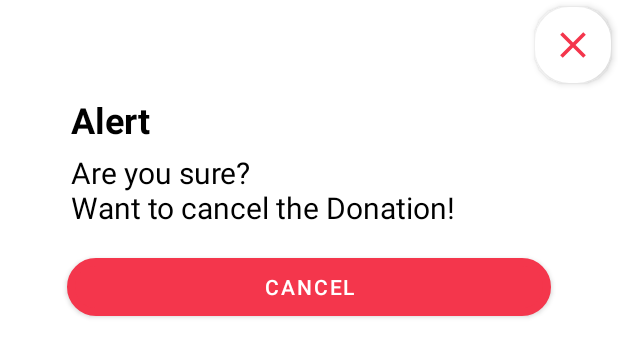
After one commit to kiranajik/drops, an Android app: the layout cancel_dlg.xml on its own in the app's theme, with its tools: preview values and no code run, on a phone screen of 412 x 824 dp. The commit adds this screen. Shown: the top 357 px of the screen. Run offline under Robolectric (Android 15) with nearby library versions, the phone set to English and light mode, and no system bars.

Commit message:
Notification full set

```diff
--- a/app/src/main/java/co/kirel/drops/DonationDetails.java
+++ b/app/src/main/java/co/kirel/drops/DonationDetails.java
@@ -108,6 +108,7 @@ public class DonationDetails extends AppCompatActivity implements OnMapReadyCall
             @Override
             public void onClick(View view) {
                 Intent i=new Intent(DonationDetails.this,DonationQr.class);
+                i.putExtra("check","home");
                 i.putExtra("ReqId",ReqId);
                 i.putExtra("honame",honame);
                 i.putExtra("BldGrp",BldGrp);
--- a/app/src/main/java/co/kirel/drops/notifAdapter.java
+++ b/app/src/main/java/co/kirel/drops/notifAdapter.java
@@ -97,6 +97,10 @@ public class notifAdapter extends RecyclerView.Adapter<notifAdapter.MyViewHolder
                 @Override
                 public void onClick(View view) {
                     Intent i = new Intent(context, DonationQr.class);
+                    i.putExtra("check","notification");
+                    i.putExtra("donationId",donations.DonationId);
+                    i.putExtra("reqId",donations.RequirementId);
+                    i.putExtra("honame",donations.honame);
                     context.startActivity(i);
 
                 }
--- /dev/null
+++ b/app/src/main/res/layout/cancel_dlg.xml
@@ -0,0 +1,65 @@
+<?xml version="1.0" encoding="utf-8"?>
+<androidx.constraintlayout.widget.ConstraintLayout xmlns:android="http://schemas.android.com/apk/res/android"
+    xmlns:app="http://schemas.android.com/apk/res-auto"
+    xmlns:tools="http://schemas.android.com/tools"
+    android:layout_width="match_parent"
+    android:layout_height="match_parent">
+
+    <LinearLayout
+        android:id="@+id/linearLayout2"
+        android:layout_width="match_parent"
+        android:layout_height="wrap_content"
+        android:background="@drawable/dialog_bg"
+        android:layout_marginTop="28dp"
+        android:layout_marginRight="20dp"
+        android:layout_marginLeft="20dp"
+        android:orientation="vertical"
+        android:padding="20dp"
+        app:layout_constraintTop_toTopOf="parent"
+        tools:layout_editor_absoluteX="0dp">
+
+        <TextView
+            android:layout_width="match_parent"
+            android:layout_height="wrap_content"
+            android:layout_marginTop="15dp"
+            android:text="Alert"
+            android:textColor="@color/black"
+            android:layout_marginLeft="7dp"
+            android:textSize="24sp"
+            android:textStyle="bold" />
+
+        <TextView
+            android:layout_width="match_parent"
+            android:layout_height="wrap_content"
+            android:layout_marginTop="5dp"
+            android:layout_marginLeft="7dp"
+            android:text="Are you sure? \nWant to cancel the Donation!"
+            android:textColor="@color/black"
+            android:textSize="20sp" />
+
+        <Button
+            android:id="@+id/cancel_dntn_dlg_btn"
+            android:layout_width="match_parent"
+            android:layout_height="wrap_content"
+            android:layout_gravity="center"
+            android:layout_marginTop="15dp"
+            android:background="@drawable/dialog_bg"
+            app:backgroundTint="@color/red"
+            android:text="cancel" />
+
+
+    </LinearLayout>
+
+    <ImageView
+        android:id="@+id/close_cancel_dlg"
+        android:layout_width="60dp"
+        android:layout_height="60dp"
+        android:background="@drawable/dialog_bg"
+        android:elevation="3dp"
+        android:padding="15dp"
+        app:layout_constraintEnd_toEndOf="parent"
+        app:layout_constraintTop_toTopOf="parent"
+        android:src="@drawable/ic_baseline_close_white_24"
+        app:tint="@color/red" />
+
+</androidx.constraintlayout.widget.ConstraintLayout>
--- a/app/src/main/res/layout/fragment_notification.xml
+++ b/app/src/main/res/layout/fragment_notification.xml
@@ -21,8 +21,8 @@
 
     <androidx.recyclerview.widget.RecyclerView
         android:id="@+id/notifrecview"
-        android:layout_width="371dp"
-        android:layout_height="577dp"
+        android:layout_width="369dp"
+        android:layout_height="613dp"
         android:layout_marginTop="8dp"
         app:layout_constraintBottom_toBottomOf="parent"
         app:layout_constraintEnd_toEndOf="parent"
```
Also changed, not shown: app/src/main/java/co/kirel/drops/DonationQr.java (+72 -23 lines), app/src/main/java/co/kirel/drops/Donations.java (+6 -1 lines).
